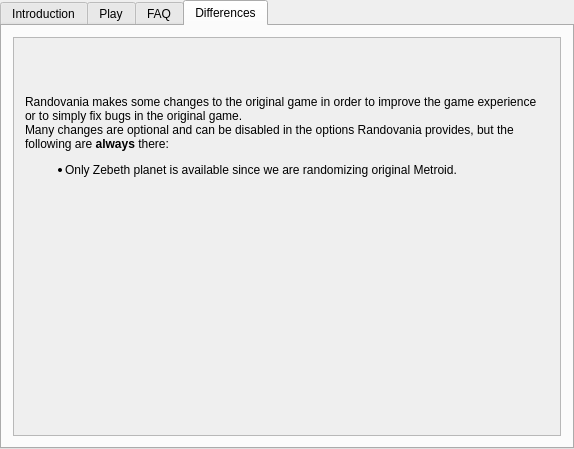
Qt form randovania/gui/ui_files/games_tab_planets_zebeth_widget.ui (randovania/randovania) before a commit.
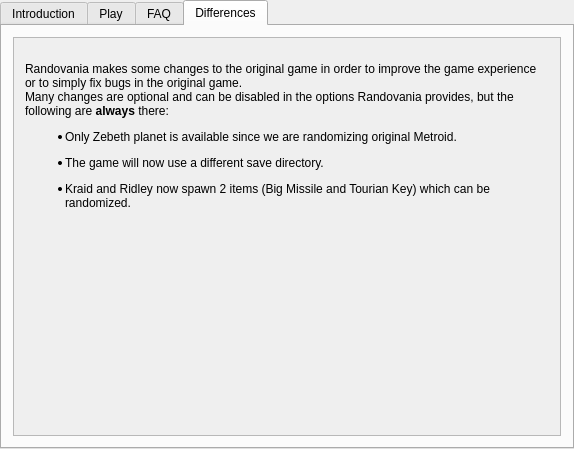
The same form after that commit. The open tabs and pages were chosen to show the change. Custom widgets are drawn as their Qt base class.

Commit message: Planets (Zebeth): Renamed Boss Keys to Tourian Keys

Diff of the .ui file:
```diff
--- a/randovania/gui/ui_files/games_tab_planets_zebeth_widget.ui
+++ b/randovania/gui/ui_files/games_tab_planets_zebeth_widget.ui
@@ -137,15 +137,16 @@
         <rect>
          <x>0</x>
          <y>0</y>
-         <width>550</width>
-         <height>398</height>
+         <width>536</width>
+         <height>438</height>
         </rect>
        </property>
        <layout class="QVBoxLayout" name="verticalLayout">
         <item>
          <widget class="QLabel" name="differences_label">
           <property name="text">
-           <string>&lt;html&gt;&lt;head/&gt;&lt;body&gt;&lt;p&gt;Randovania makes some changes to the original game in order to improve the game experience or to simply fix bugs in the original game.&lt;br/&gt;Many changes are optional and can be disabled in the options Randovania provides, but the following are &lt;span style=&quot; font-weight:600;&quot;&gt;always&lt;/span&gt; there:&lt;/p&gt;&lt;ul style=&quot;margin-top: 0px; margin-bottom: 0px; margin-left: 0px; margin-right: 0px; -qt-list-indent: 1;&quot;&gt;&lt;li style=&quot; margin-top:12px; margin-bottom:12px; margin-left:0px; margin-right:0px; -qt-block-indent:0; text-indent:0px;&quot;&gt;Only Zebeth planet is available since we are randomizing original Metroid.&lt;/li&gt;&lt;/ul&gt;&lt;p&gt;&lt;br/&gt;&lt;/p&gt;&lt;p&gt;&lt;br/&gt;&lt;/p&gt;&lt;p&gt;&lt;br/&gt;&lt;/p&gt;&lt;p&gt;&lt;br/&gt;&lt;/p&gt;&lt;p&gt;&lt;br/&gt;&lt;/p&gt;&lt;/body&gt;&lt;/html&gt;</string>
+           <string>&lt;html&gt;&lt;head/&gt;&lt;body&gt;&lt;p&gt;Randovania makes some changes to the original game in order to improve the game experience or to simply fix bugs in the original game.&lt;br/&gt;Many changes are optional and can be disabled in the options Randovania provides, but the following are &lt;span style=&quot; font-weight:600;&quot;&gt;always&lt;/span&gt; there:&lt;/p&gt;&lt;ul style=&quot;margin-top: 0px; margin-bottom: 0px; margin-left: 0px; margin-right: 0px; -qt-list-indent: 1;&quot;&gt;&lt;li style=&quot; margin-top:12px; margin-bottom:12px; margin-left:0px; margin-right:0px; -qt-block-indent:0; text-indent:0px;&quot;&gt;Only Zebeth planet is available since we are randomizing original Metroid.&lt;/li&gt;&lt;li style=&quot; margin-top:12px; margin-bottom:12px; margin-left:0px; margin-right:0px; -qt-block-indent:0; text-indent:0px;&quot;&gt;
+The game will now use a different save directory.&lt;/li&gt;&lt;li style=&quot; margin-top:12px; margin-bottom:12px; margin-left:0px; margin-right:0px; -qt-block-indent:0; text-indent:0px;&quot;&gt;Kraid and Ridley now spawn 2 items (Big Missile and Tourian Key) which can be randomized.&lt;/li&gt;&lt;/ul&gt;&lt;p&gt;&lt;br/&gt;&lt;/p&gt;&lt;p&gt;&lt;br/&gt;&lt;/p&gt;&lt;p&gt;&lt;br/&gt;&lt;/p&gt;&lt;p&gt;&lt;br/&gt;&lt;/p&gt;&lt;p&gt;&lt;br/&gt;&lt;/p&gt;&lt;/body&gt;&lt;/html&gt;</string>
           </property>
           <property name="alignment">
            <set>Qt::AlignLeading|Qt::AlignLeft|Qt::AlignVCenter</set>
```
Left out of the diff: 6 changed lines with no effect on the pictures. The commit also changes 8 other files.
